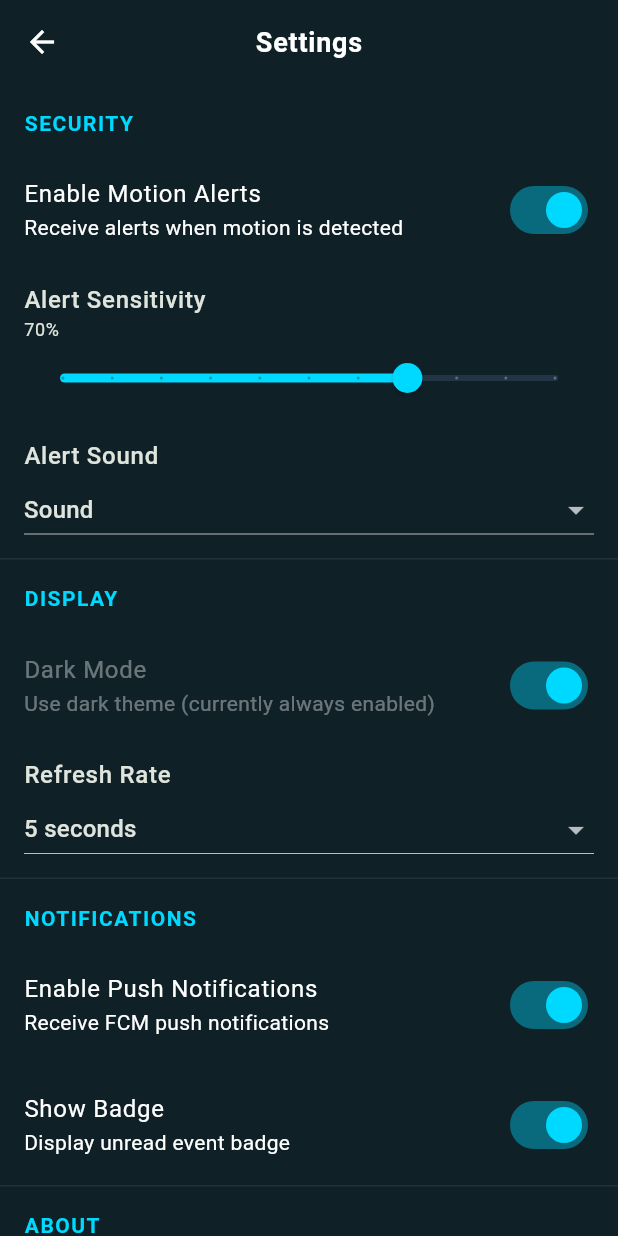
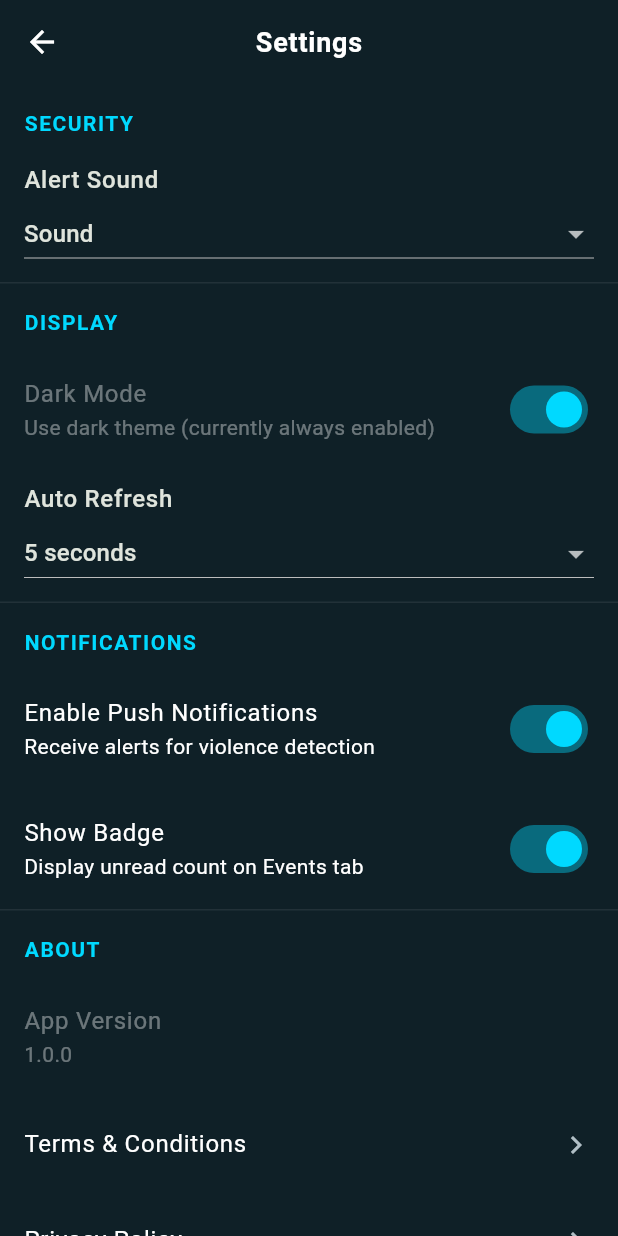
Before and after one commit to tiao051/Violence-Detection, a Flutter app: the HomeScreen screen opened by its route, after a tap on the "settings" icon, on a phone screen of 412 x 824 dp. Run offline on Flutter 3.47's test engine with Material 3 defaults, Android fonts, the phone set to English and light mode, and no system bars; our stand-ins replace chewie, cloud_firestore, firebase_auth, firebase_core, firebase_messaging, flutter_dotenv and 7 more; missing offline and left inert: media_kit, media_kit_video; accounts and stored records are empty.

Commit message:
feat(flutter): refine app settings and implement badge toggle
- Remove unused motion alert and sensitivity settings
- Add 'Off' option to auto-refresh interval
- Implement 'Show Badge' setting logic in main navigation
- Update setting descriptions for clarity

```diff
--- a/flutter-app/lib/screens/home_screen.dart
+++ b/flutter-app/lib/screens/home_screen.dart
@@ -2,6 +2,7 @@ import 'package:flutter/material.dart';
 import 'package:go_router/go_router.dart';
 import 'package:provider/provider.dart';
 import 'package:security_app/providers/event_provider.dart';
+import 'package:security_app/providers/settings_provider.dart';
 import 'package:security_app/screens/tabs/camera_tab.dart';
 import 'package:security_app/screens/tabs/event_tab.dart';
 import 'package:security_app/services/notification_service.dart';
@@ -94,9 +95,10 @@ class _HomeScreenState extends State<HomeScreen> {
         ],
       ),
       body: _widgetOptions.elementAt(_selectedIndex),
-      bottomNavigationBar: Consumer<EventProvider>(
-        builder: (context, eventProvider, child) {
+      bottomNavigationBar: Consumer2<EventProvider, SettingsProvider>(
+        builder: (context, eventProvider, settingsProvider, child) {
           final unviewedCount = eventProvider.unviewedCount;
+          final showBadge = settingsProvider.showBadge && unviewedCount > 0;
 
           return Stack(
             alignment: Alignment.center,
@@ -110,7 +112,7 @@ class _HomeScreenState extends State<HomeScreen> {
                   ),
                   BottomNavigationBarItem(
                     icon: Badge(
-                      isLabelVisible: unviewedCount > 0,
+                      isLabelVisible: showBadge,
                       label: Text(
                         unviewedCount > 99 ? '99+' : unviewedCount.toString(),
                         style: const TextStyle(
@@ -119,7 +121,7 @@ class _HomeScreenState extends State<HomeScreen> {
                       child: const Icon(Icons.notification_important_outlined),
                     ),
                     activeIcon: Badge(
-                      isLabelVisible: unviewedCount > 0,
+                      isLabelVisible: showBadge,
                       label: Text(
                         unviewedCount > 99 ? '99+' : unviewedCount.toString(),
                         style: const TextStyle(
--- a/flutter-app/lib/screens/settings_screen.dart
+++ b/flutter-app/lib/screens/settings_screen.dart
@@ -97,26 +97,6 @@ class _SettingsScreenState extends State<SettingsScreen> {
             children: [
               // SECURITY SECTION
               _buildSectionHeader('Security'),
-              _buildSwitchTile(
-                title: 'Enable Motion Alerts',
-                subtitle: 'Receive alerts when motion is detected',
-                value: settingsProvider.enableMotionAlerts,
-                onChanged: (value) {
-                  settingsProvider.updateSetting('enableMotionAlerts', value);
-                },
-              ),
-              _buildSliderTile(
-                title: 'Alert Sensitivity',
-                subtitle: '${settingsProvider.alertSensitivity}%',
-                value: settingsProvider.alertSensitivity.toDouble(),
-                onChanged: (value) {
-                  settingsProvider.updateSetting(
-                      'alertSensitivity', value.toInt());
-                },
-                min: 0,
-                max: 100,
-                divisions: 10,
-              ),
               _buildDropdownTile(
                 title: 'Alert Sound',
                 subtitle: _getAlertSoundLabel(settingsProvider.alertSound),
@@ -143,15 +123,17 @@ class _SettingsScreenState extends State<SettingsScreen> {
                 enabled: false, // Dark mode always on for this app
               ),
               _buildDropdownTile(
-                title: 'Refresh Rate',
-                subtitle: '${settingsProvider.refreshRateSeconds}s',
+                title: 'Auto Refresh',
+                subtitle:
+                    _getRefreshRateLabel(settingsProvider.refreshRateSeconds),
                 value: settingsProvider.refreshRateSeconds.toString(),
-                items: ['1', '5', '10', '30'],
+                items: ['0', '5', '10', '30', '60'],
                 itemLabels: [
-                  '1 second',
+                  'Off',
                   '5 seconds',
                   '10 seconds',
-                  '30 seconds'
+                  '30 seconds',
+                  '1 minute'
                 ],
                 onChanged: (value) {
                   if (value != null) {
@@ -166,7 +148,7 @@ class _SettingsScreenState extends State<SettingsScreen> {
               _buildSectionHeader('Notifications'),
               _buildSwitchTile(
                 title: 'Enable Push Notifications',
-                subtitle: 'Receive FCM push notifications',
+                subtitle: 'Receive alerts for violence detection',
                 value: settingsProvider.enableNotifications,
                 onChanged: (value) {
                   settingsProvider.updateSetting('enableNotifications', value);
@@ -174,7 +156,7 @@ class _SettingsScreenState extends State<SettingsScreen> {
               ),
               _buildSwitchTile(
                 title: 'Show Badge',
-                subtitle: 'Display unread event badge',
+                subtitle: 'Display unread count on Events tab',
                 value: settingsProvider.showBadge,
                 onChanged: (value) {
                   settingsProvider.updateSetting('showBadge', value);
@@ -281,39 +263,6 @@ class _SettingsScreenState extends State<SettingsScreen> {
     );
   }
 
-  /// Build slider tile
-  Widget _buildSliderTile({
-    required String title,
-    required String subtitle,
-    required double value,
-    required Function(double) onChanged,
-    required double min,
-    required double max,
-    int? divisions,
-  }) {
-    return Padding(
-      padding: const EdgeInsets.symmetric(horizontal: 16, vertical: 8),
-      child: Column(
-        crossAxisAlignment: CrossAxisAlignment.start,
-        children: [
-          Text(title,
-              style: Theme.of(context)
-                  .textTheme
-                  .bodyLarge
-                  ?.copyWith(fontWeight: FontWeight.w500)),
-          Text(subtitle, style: Theme.of(context).textTheme.bodySmall),
-          Slider(
-            value: value,
-            min: min,
-            max: max,
-            divisions: divisions,
-            onChanged: onChanged,
-          ),
-        ],
-      ),
-    );
-  }
-
   /// Build dropdown tile
   Widget _buildDropdownTile({
     required String title,
@@ -406,4 +355,16 @@ class _SettingsScreenState extends State<SettingsScreen> {
         return 'Sound';
     }
   }
+
+  /// Get readable label for refresh rate
+  String _getRefreshRateLabel(int seconds) {
+    switch (seconds) {
+      case 0:
+        return 'Off';
+      case 60:
+        return '1 minute';
+      default:
+        return '$seconds seconds';
+    }
+  }
 }
```
